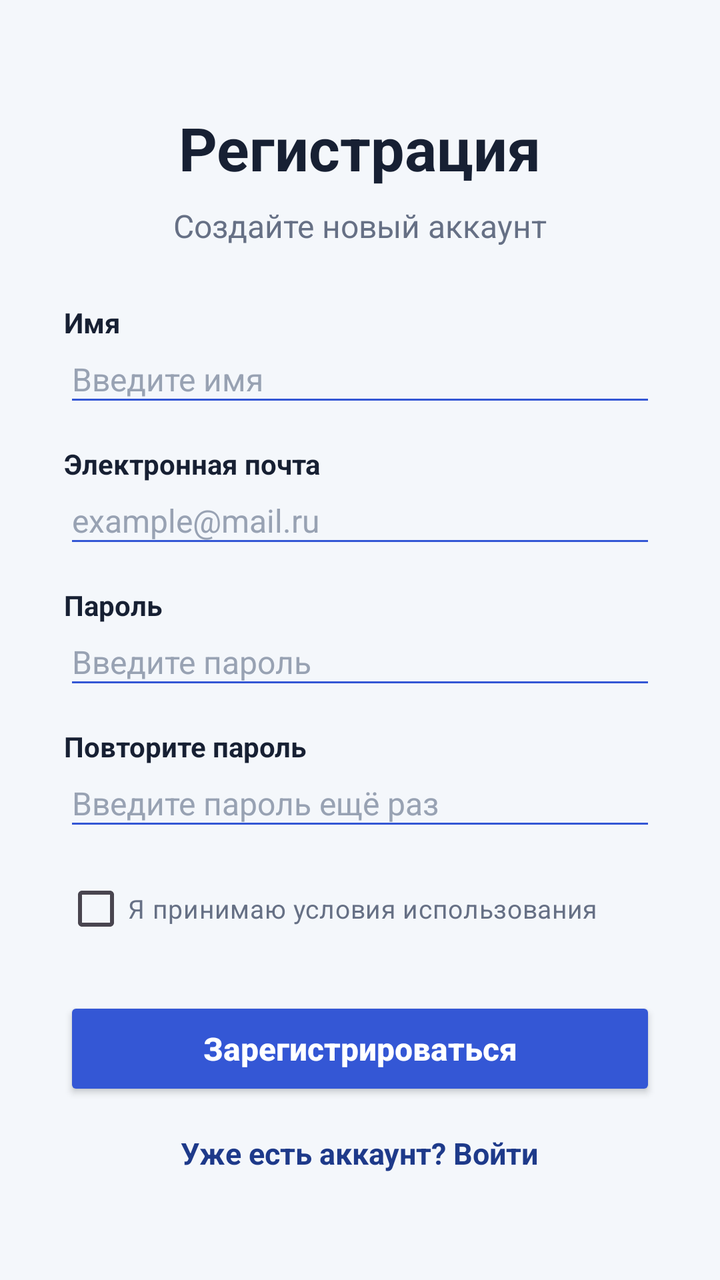
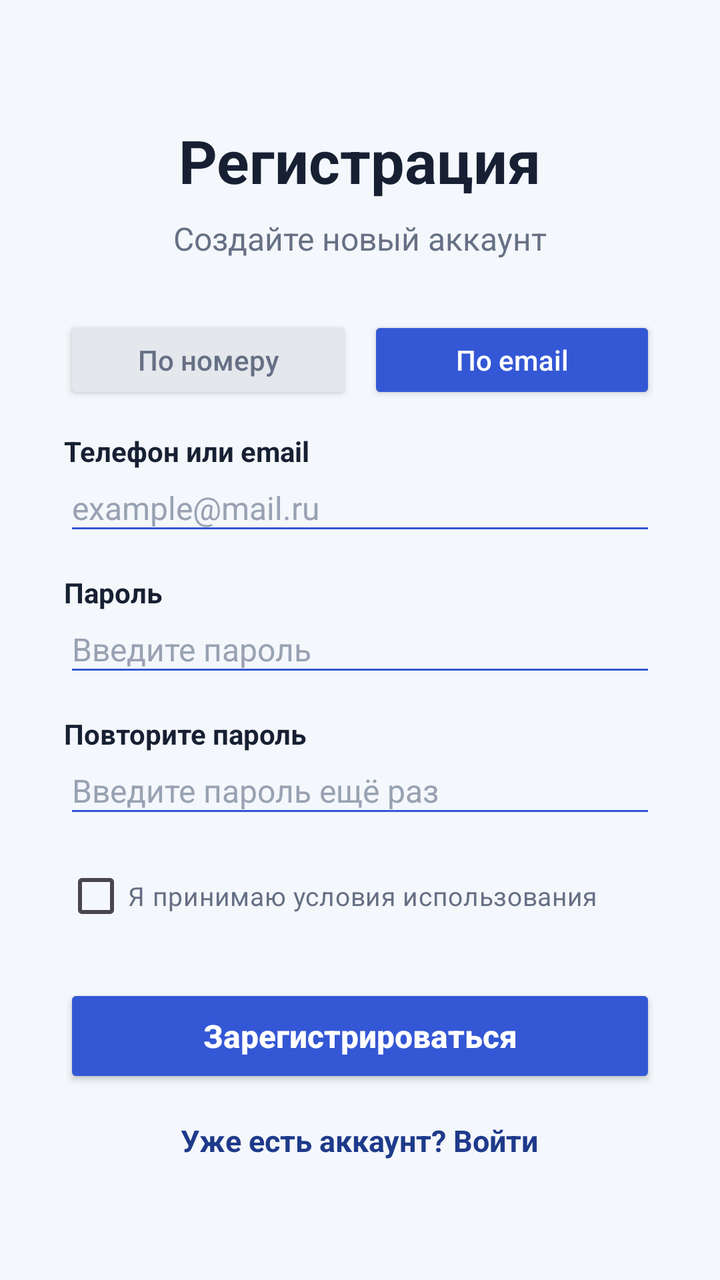

Compare the two renders of this Android layout. The source of the first and the diff that turns it into the second are given below.
<!-- AndroidManifest.xml: application theme Theme.WebDevLabs -->
<!-- res/layout/activity_registration.xml -->
<?xml version="1.0" encoding="utf-8"?>
<androidx.constraintlayout.widget.ConstraintLayout xmlns:android="http://schemas.android.com/apk/res/android"
    xmlns:app="http://schemas.android.com/apk/res-auto"
    xmlns:tools="http://schemas.android.com/tools"
    android:id="@+id/main"
    android:layout_width="match_parent"
    android:layout_height="match_parent"
    android:background="@color/screen_background"
    tools:context=".MainActivity">

    <LinearLayout
        android:layout_width="0dp"
        android:layout_height="wrap_content"
        android:layout_marginStart="32dp"
        android:layout_marginEnd="32dp"
        android:gravity="center_horizontal"
        android:orientation="vertical"
        app:layout_constraintBottom_toBottomOf="parent"
        app:layout_constraintEnd_toEndOf="parent"
        app:layout_constraintStart_toStartOf="parent"
        app:layout_constraintTop_toTopOf="parent">

        <TextView
            android:layout_width="wrap_content"
            android:layout_height="wrap_content"
            android:text="@string/create_account_title"
            android:textColor="@color/text_primary"
            android:textSize="30sp"
            android:textStyle="bold" />

        <TextView
            android:layout_width="wrap_content"
            android:layout_height="wrap_content"
            android:layout_marginTop="8dp"
            android:text="@string/registration_subtitle"
            android:textColor="@color/text_secondary"
            android:textSize="16sp" />

        <TextView
            android:layout_width="match_parent"
            android:layout_height="wrap_content"
            android:layout_marginTop="28dp"
            android:text="@string/name_label"
            android:textColor="@color/text_primary"
            android:textSize="14sp"
            android:textStyle="bold" />

        <EditText
            android:id="@+id/nameEditText"
            android:layout_width="match_parent"
            android:layout_height="wrap_content"
            android:backgroundTint="@color/primary"
            android:hint="@string/name_hint"
            android:inputType="textCapWords"
            android:paddingTop="8dp"
            android:paddingBottom="8dp"
            android:textColor="@color/text_primary"
            android:textColorHint="@color/text_hint"
            android:textSize="16sp" />

        <TextView
            android:layout_width="match_parent"
            android:layout_height="wrap_content"
            android:layout_marginTop="14dp"
            android:text="@string/email_label"
            android:textColor="@color/text_primary"
            android:textSize="14sp"
            android:textStyle="bold" />

        <EditText
            android:id="@+id/registrationEmailEditText"
            android:layout_width="match_parent"
            android:layout_height="wrap_content"
            android:backgroundTint="@color/primary"
            android:hint="@string/email_hint"
            android:inputType="textEmailAddress"
            android:paddingTop="8dp"
            android:paddingBottom="8dp"
            android:textColor="@color/text_primary"
            android:textColorHint="@color/text_hint"
            android:textSize="16sp" />

        <TextView
            android:layout_width="match_parent"
            android:layout_height="wrap_content"
            android:layout_marginTop="14dp"
            android:text="@string/password_label"
            android:textColor="@color/text_primary"
            android:textSize="14sp"
            android:textStyle="bold" />

        <EditText
            android:id="@+id/registrationPasswordEditText"
            android:layout_width="match_parent"
            android:layout_height="wrap_content"
            android:backgroundTint="@color/primary"
            android:hint="@string/password_hint"
            android:inputType="textPassword"
            android:paddingTop="8dp"
            android:paddingBottom="8dp"
            android:textColor="@color/text_primary"
            android:textColorHint="@color/text_hint"
            android:textSize="16sp" />

        <TextView
            android:layout_width="match_parent"
            android:layout_height="wrap_content"
            android:layout_marginTop="14dp"
            android:text="@string/repeat_password_label"
            android:textColor="@color/text_primary"
            android:textSize="14sp"
            android:textStyle="bold" />

        <EditText
            android:id="@+id/repeatPasswordEditText"
            android:layout_width="match_parent"
            android:layout_height="wrap_content"
            android:backgroundTint="@color/primary"
            android:hint="@string/repeat_password_hint"
            android:inputType="textPassword"
            android:paddingTop="8dp"
            android:paddingBottom="8dp"
            android:textColor="@color/text_primary"
            android:textColorHint="@color/text_hint"
            android:textSize="16sp" />

        <CheckBox
            android:id="@+id/termsCheckBox"
            android:layout_width="match_parent"
            android:layout_height="wrap_content"
            android:layout_marginTop="10dp"
            android:buttonTint="@color/primary"
            android:text="@string/accept_terms"
            android:textColor="@color/text_secondary"
            android:textSize="13sp" />

        <Button
            android:id="@+id/registerButton"
            android:layout_width="match_parent"
            android:layout_height="wrap_content"
            android:layout_marginTop="20dp"
            android:backgroundTint="@color/primary"
            android:minHeight="52dp"
            android:text="@string/register_button"
            android:textAllCaps="false"
            android:textColor="@color/white"
            android:textSize="16sp"
            android:textStyle="bold" />

        <TextView
            android:layout_width="wrap_content"
            android:layout_height="wrap_content"
            android:layout_marginTop="16dp"
            android:text="@string/already_have_account"
            android:textColor="@color/primary_dark"
            android:textSize="15sp"
            android:textStyle="bold" />

    </LinearLayout>

</androidx.constraintlayout.widget.ConstraintLayout>
<!-- resources referenced by this layout -->
<resources>
  <color name="primary">#FF3457D5</color>
  <color name="primary_dark">#FF1E3A8A</color>
  <color name="screen_background">#FFF4F7FB</color>
  <color name="text_hint">#FF98A2B3</color>
  <color name="text_primary">#FF172033</color>
  <color name="text_secondary">#FF667085</color>
  <color name="white">#FFFFFFFF</color>
  <string name="accept_terms">Я принимаю условия использования</string>
  <string name="already_have_account">Уже есть аккаунт? Войти</string>
  <string name="create_account_title">Регистрация</string>
  <string name="email_hint">example@mail.ru</string>
  <string name="email_label">Электронная почта</string>
  <string name="name_hint">Введите имя</string>
  <string name="name_label">Имя</string>
  <string name="password_hint">Введите пароль</string>
  <string name="password_label">Пароль</string>
  <string name="register_button">Зарегистрироваться</string>
  <string name="registration_subtitle">Создайте новый аккаунт</string>
  <string name="repeat_password_hint">Введите пароль ещё раз</string>
  <string name="repeat_password_label">Повторите пароль</string>
  <style name="Theme.WebDevLabs" parent="Base.Theme.WebDevLabs" />
  <style name="Base.Theme.WebDevLabs" parent="Theme.Material3.DayNight.NoActionBar">
          
          
      </style>
</resources>

<!-- the commit's change to res/layout/activity_registration.xml (unified diff, before → after) -->
@@ -36,39 +36,49 @@
             android:textColor="@color/text_secondary"
             android:textSize="16sp" />
 
+        <LinearLayout
+            android:layout_width="match_parent"
+            android:layout_height="wrap_content"
+            android:layout_marginTop="28dp"
+            android:orientation="horizontal">
+
+            <Button
+                android:id="@+id/phoneModeButton"
+                android:layout_width="0dp"
+                android:layout_height="wrap_content"
+                android:layout_marginEnd="4dp"
+                android:layout_weight="1"
+                android:backgroundTint="@color/mode_unselected"
+                android:minHeight="44dp"
+                android:text="@string/phone_mode"
+                android:textAllCaps="false"
+                android:textColor="@color/text_secondary" />
+
+            <Button
+                android:id="@+id/emailModeButton"
+                android:layout_width="0dp"
+                android:layout_height="wrap_content"
+                android:layout_marginStart="4dp"
+                android:layout_weight="1"
+                android:backgroundTint="@color/primary"
+                android:minHeight="44dp"
+                android:text="@string/email_mode"
+                android:textAllCaps="false"
+                android:textColor="@color/white" />
+
+        </LinearLayout>
+
         <TextView
             android:layout_width="match_parent"
             android:layout_height="wrap_content"
-            android:layout_marginTop="28dp"
-            android:text="@string/name_label"
+            android:layout_marginTop="14dp"
+            android:text="@string/contact_label"
             android:textColor="@color/text_primary"
             android:textSize="14sp"
             android:textStyle="bold" />
 
         <EditText
-            android:id="@+id/nameEditText"
-            android:layout_width="match_parent"
-            android:layout_height="wrap_content"
-            android:backgroundTint="@color/primary"
-            android:hint="@string/name_hint"
-            android:inputType="textCapWords"
-            android:paddingTop="8dp"
-            android:paddingBottom="8dp"
-            android:textColor="@color/text_primary"
-            android:textColorHint="@color/text_hint"
-            android:textSize="16sp" />
-
-        <TextView
-            android:layout_width="match_parent"
-            android:layout_height="wrap_content"
-            android:layout_marginTop="14dp"
-            android:text="@string/email_label"
-            android:textColor="@color/text_primary"
-            android:textSize="14sp"
-            android:textStyle="bold" />
-
-        <EditText
-            android:id="@+id/registrationEmailEditText"
+            android:id="@+id/contactEditText"
             android:layout_width="match_parent"
             android:layout_height="wrap_content"
             android:backgroundTint="@color/primary"
<!-- resource entries referenced after the edit -->
@@ -1,5 +1,6 @@
 <!-- resources referenced by this layout -->
 <resources>
+  <color name="mode_unselected">#FFE4E7EC</color>
   <color name="primary">#FF3457D5</color>
   <color name="primary_dark">#FF1E3A8A</color>
   <color name="screen_background">#FFF4F7FB</color>
@@ -9,13 +10,13 @@
   <color name="white">#FFFFFFFF</color>
   <string name="accept_terms">Я принимаю условия использования</string>
   <string name="already_have_account">Уже есть аккаунт? Войти</string>
+  <string name="contact_label">Телефон или email</string>
   <string name="create_account_title">Регистрация</string>
   <string name="email_hint">example@mail.ru</string>
-  <string name="email_label">Электронная почта</string>
-  <string name="name_hint">Введите имя</string>
-  <string name="name_label">Имя</string>
+  <string name="email_mode">По email</string>
   <string name="password_hint">Введите пароль</string>
   <string name="password_label">Пароль</string>
+  <string name="phone_mode">По номеру</string>
   <string name="register_button">Зарегистрироваться</string>
   <string name="registration_subtitle">Создайте новый аккаунт</string>
   <string name="repeat_password_hint">Введите пароль ещё раз</string>
